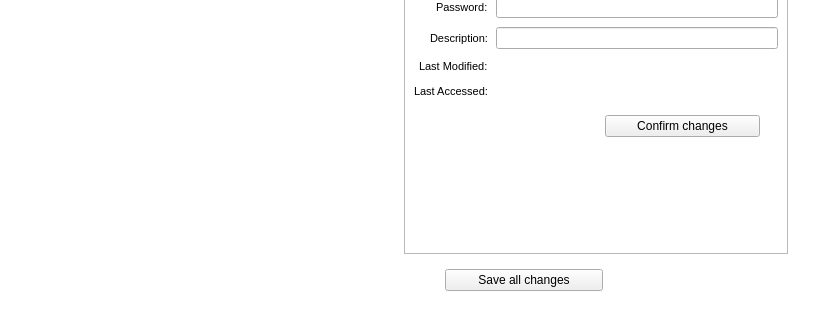
First picture: the form in src/CredentialsManagement.ui, repository mooltipass/moolticute, before the edit; both pictures show x 0 to 827 and y 248 to 568 of the 827 by 568 pixel window.
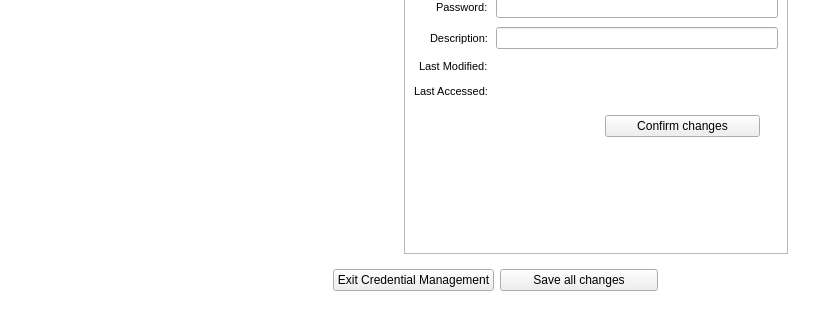
Second picture: the form after the edit. Icons and pictures are not drawn. Custom widgets are drawn as their Qt base class.

Commit message: #351 Adding exit button to Credentials management in clean state

```diff
--- a/src/CredentialsManagement.ui
+++ b/src/CredentialsManagement.ui
@@ -679,12 +679,6 @@
        <item>
         <widget class="QWidget" name="controlsWidget" native="true">
          <layout class="QHBoxLayout" name="horizontalLayout_3">
-          <property name="spacing">
-           <number>35</number>
-          </property>
-          <property name="leftMargin">
-           <number>20</number>
-          </property>
           <item>
            <spacer name="horizontalSpacer_4">
             <property name="orientation">
@@ -714,6 +708,22 @@
             </property>
            </widget>
           </item>
+          <item>
+           <widget class="QPushButton" name="buttonExit">
+            <property name="enabled">
+             <bool>true</bool>
+            </property>
+            <property name="minimumSize">
+             <size>
+              <width>158</width>
+              <height>0</height>
+             </size>
+            </property>
+            <property name="text">
+             <string>Exit Credential Management</string>
+            </property>
+           </widget>
+          </item>
           <item>
            <widget class="QPushButton" name="buttonSaveChanges">
             <property name="minimumSize">
```
The commit also changes 2 other files.
